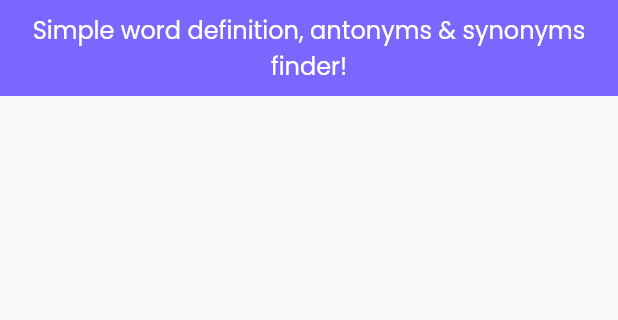
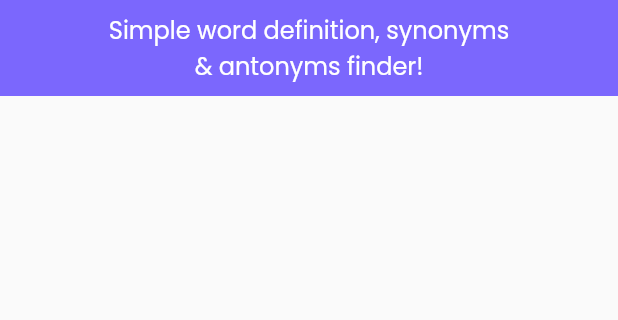
Before and after one commit to MohammadArik/Wordlys, a Flutter app: the TopAppBar widget shown alone on an empty page, opened directly, on a phone screen of 412 x 824 dp, the part 102-422 px from its top. Run offline on Flutter 3.47's test engine with Material 2 defaults, Android fonts, the phone set to English and light mode, and no system bars; our stand-ins replace loading_animation_widget; statements that could not run were skipped.

Commit message:
style improved

```diff
--- a/lib/components/top_appbar.dart
+++ b/lib/components/top_appbar.dart
@@ -22,15 +22,15 @@ class TopAppBar extends StatelessWidget {
             padding: const EdgeInsets.fromLTRB(16, 16, 16, 16),
             child: Row(
               mainAxisAlignment: MainAxisAlignment.center,
-              children: <Widget>[
-                const Image(
+              children: const <Widget>[
+                Image(
                   image: AssetImage("assets/images/logo.png"),
                   width: 48,
                 ),
-                const SizedBox(
+                SizedBox(
                   width: 8,
                 ),
-                const Text(
+                Text(
                   "Wordlys",
                   style: TextStyle(fontWeight: FontWeight.bold, fontSize: 24),
                 ),
@@ -66,8 +66,9 @@ class TopAppBar extends StatelessWidget {
         Container(
             padding: const EdgeInsets.symmetric(horizontal: 16, vertical: 8),
             color: const Color(HIGHLIGHT),
+            width: Size.infinite.width,
             child: const Text(
-              "Simple word definition, antonyms & synonyms finder!",
+              "Simple word definition, synonyms\n& antonyms finder!",
               textAlign: TextAlign.center,
               style: TextStyle(
                 color: Color(HIGHLIGHT_TEXT),
```
